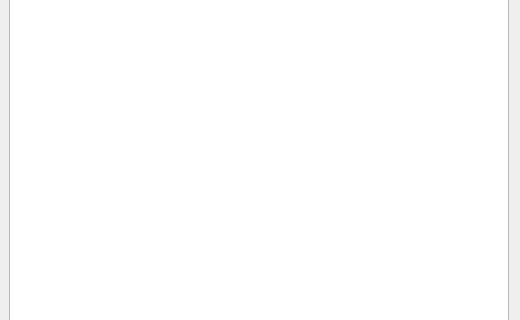
as2284067/Flappy_Bird, file FlappyBird/mainwindow.ui: the form before one commit; both pictures show x 0 to 520 and y 100 to 420 of the 520 by 520 pixel window.
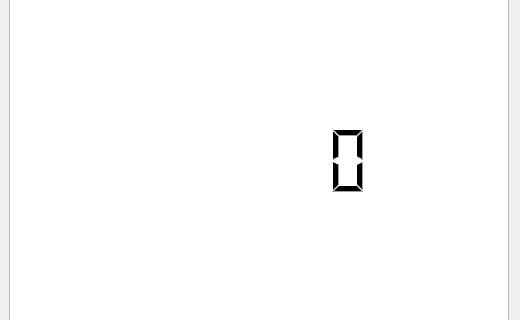
The form after the commit.

```diff
--- a/FlappyBird/mainwindow.ui
+++ b/FlappyBird/mainwindow.ui
@@ -63,6 +63,42 @@
      <enum>QAbstractScrollArea::AdjustToContentsOnFirstShow</enum>
     </property>
    </widget>
+   <widget class="QLCDNumber" name="lcdScore">
+    <property name="geometry">
+     <rect>
+      <x>250</x>
+      <y>220</y>
+      <width>121</width>
+      <height>81</height>
+     </rect>
+    </property>
+    <property name="font">
+     <font>
+      <family>Times New Roman</family>
+      <pointsize>14</pointsize>
+      <weight>75</weight>
+      <bold>true</bold>
+     </font>
+    </property>
+    <property name="autoFillBackground">
+     <bool>false</bool>
+    </property>
+    <property name="frameShape">
+     <enum>QFrame::NoFrame</enum>
+    </property>
+    <property name="lineWidth">
+     <number>1</number>
+    </property>
+    <property name="midLineWidth">
+     <number>0</number>
+    </property>
+    <property name="digitCount">
+     <number>3</number>
+    </property>
+    <property name="value" stdset="0">
+     <double>0.000000000000000</double>
+    </property>
+   </widget>
   </widget>
  </widget>
  <layoutdefault spacing="6" margin="11"/>
```
